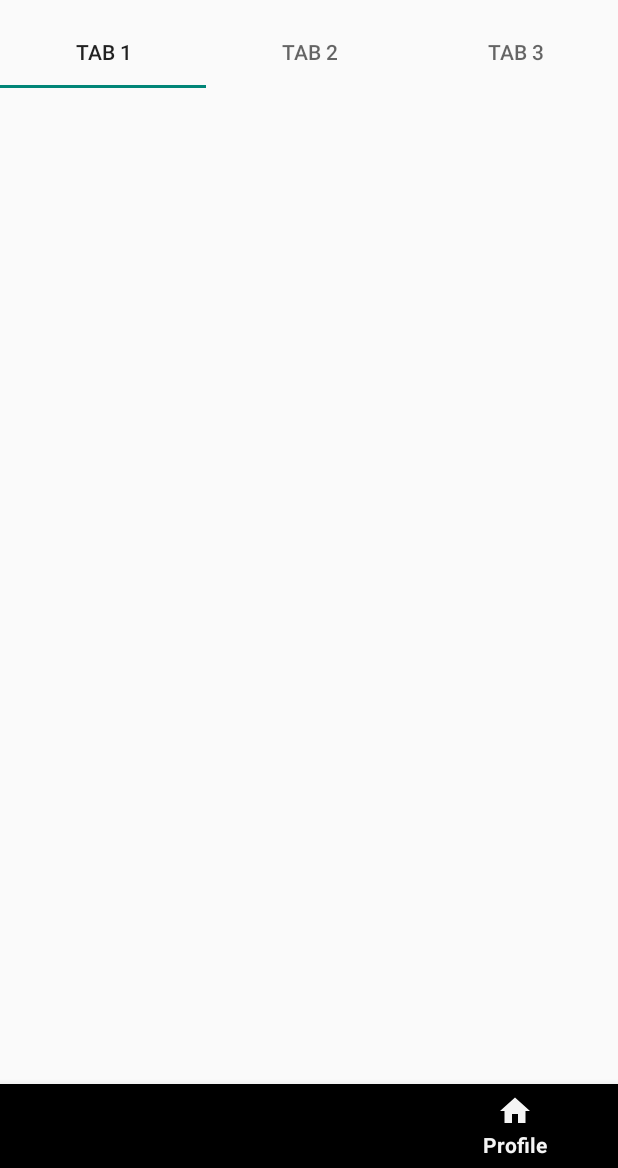
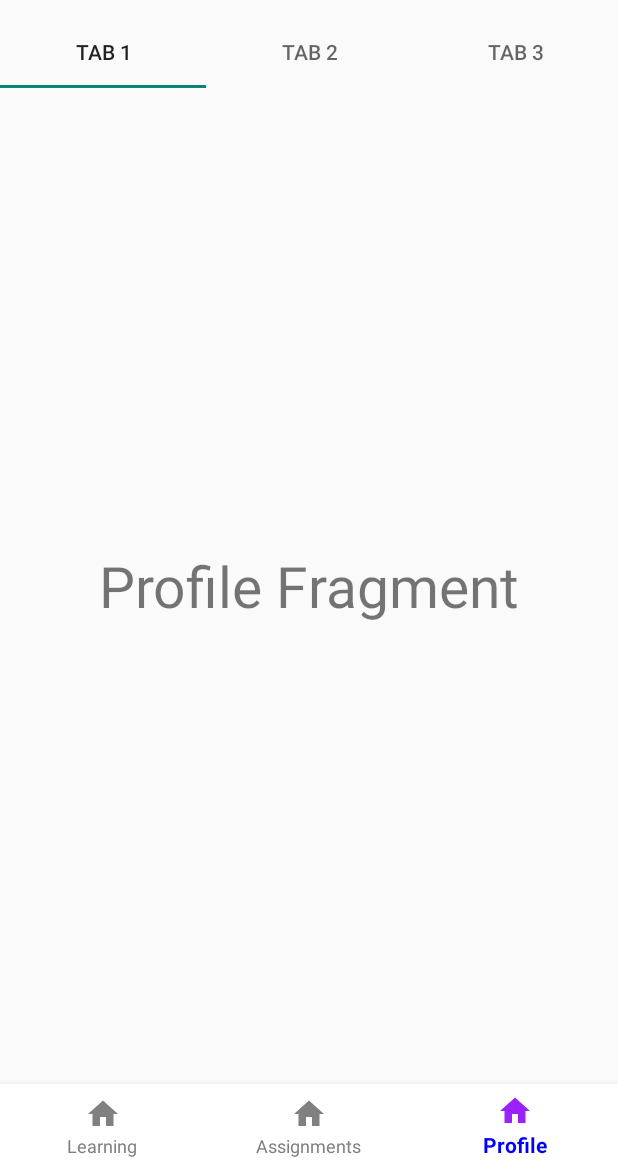
Before and after one commit to dgaurav300/MakeCareer, an Android app: the HomeFragment screen opened directly, with no data from a screen before it, item 3 of the bottom bar chosen, on a phone screen of 412 x 824 dp, the part 68-1236 px from its top. Run offline under Robolectric (Android 15) with nearby library versions, the phone set to English and light mode, and no system bars.

Commit message:
LMS System Project

```diff
--- a/app/src/main/java/com/example/lms/Fragments/HomeFragment.java
+++ b/app/src/main/java/com/example/lms/Fragments/HomeFragment.java
@@ -2,72 +2,114 @@ package com.example.lms.Fragments;
 
 import android.os.Bundle;
 
+import androidx.annotation.NonNull;
 import androidx.fragment.app.Fragment;
+import androidx.viewpager2.widget.ViewPager2;
 
 import android.view.LayoutInflater;
+import android.view.MenuItem;
 import android.view.View;
 import android.view.ViewGroup;
+import android.widget.FrameLayout;
 
+import com.example.lms.Adapters.ViewPagerAdapter;
+import com.example.lms.DashBoardActivity;
 import com.example.lms.R;
-
-/**
- * A simple {@link Fragment} subclass.
- * Use the {@link HomeFragment#newInstance} factory method to
- * create an instance of this fragment.
- */
-public class HomeFragment extends Fragment {
+import com.google.android.material.bottomnavigation.BottomNavigationView;
+import com.google.android.material.navigation.NavigationBarView;
+import com.google.android.material.tabs.TabLayout;
 
 
-    // TODO: Rename parameter arguments, choose names that match
-    // the fragment initialization parameters, e.g. ARG_ITEM_NUMBER
-    private static final String ARG_PARAM1 = "param1";
-    private static final String ARG_PARAM2 = "param2";
-
-    // TODO: Rename and change types of parameters
-    private String mParam1;
-    private String mParam2;
-
-    public HomeFragment() {
-        // Required empty public constructor
-    }
-
-    /**
-     * Use this factory method to create a new instance of
-     * this fragment using the provided parameters.
-     *
-     * @param param1 Parameter 1.
-     * @param param2 Parameter 2.
-     * @return A new instance of fragment HomeFragment.
-     */
-    // TODO: Rename and change types and number of parameters
-    public static HomeFragment newInstance(String param1, String param2) {
-        HomeFragment fragment = new HomeFragment();
-        Bundle args = new Bundle();
-        args.putString(ARG_PARAM1, param1);
-        args.putString(ARG_PARAM2, param2);
-        fragment.setArguments(args);
-        return fragment;
-    }
-
-    @Override
-    public void onCreate(Bundle savedInstanceState) {
-        super.onCreate(savedInstanceState);
-        if (getArguments() != null) {
-            mParam1 = getArguments().getString(ARG_PARAM1);
-            mParam2 = getArguments().getString(ARG_PARAM2);
-        }
-
-
-
-
-    }
+public class HomeFragment extends Fragment {
+    TabLayout tabLayout;
+    ViewPager2 viewPager2;
+    ViewPagerAdapter viewPagerAdapter;
+    BottomNavigationView bottomNavigationView;
+    FrameLayout frameLayout;
 
     @Override
     public View onCreateView(LayoutInflater inflater, ViewGroup container,
                              Bundle savedInstanceState) {
+
         // Inflate the layout for this fragment
         View view=inflater.inflate(R.layout.fragment_home, container, false);
 
+        //initialize
+        tabLayout=view.findViewById(R.id.tabLayout);
+        viewPager2=view.findViewById(R.id.viewPager);
+        viewPagerAdapter=new ViewPagerAdapter(requireActivity());
+
+        viewPager2.setAdapter(viewPagerAdapter);
+
+        bottomNavigationView=view.findViewById(R.id.bottomNav);
+        frameLayout=view.findViewById(R.id.home_fragment_frame_layout);
+
+
+        tabLayout.addOnTabSelectedListener(new TabLayout.OnTabSelectedListener() {
+            @Override
+            public void onTabSelected(TabLayout.Tab tab) {
+                viewPager2.setVisibility(View.VISIBLE);
+                frameLayout.setVisibility(View.GONE);
+                viewPager2.setCurrentItem(tab.getPosition());
+            }
+
+            @Override
+            public void onTabUnselected(TabLayout.Tab tab) {
+                viewPager2.setVisibility(View.GONE);
+                frameLayout.setVisibility(View.VISIBLE);
+            }
+
+            @Override
+            public void onTabReselected(TabLayout.Tab tab) {
+
+            }
+        });
+
+        viewPager2.registerOnPageChangeCallback(new ViewPager2.OnPageChangeCallback() {
+            @Override
+            public void onPageSelected(int position) {
+                switch (position){
+                    case 0:
+                    case 1:
+                    case 2:
+                        tabLayout.getTabAt(position).select();
+
+
+                }
+                super.onPageSelected(position);
+            }
+        });
+
+bottomNavigationView.setOnItemSelectedListener(new NavigationBarView.OnItemSelectedListener() {
+    @Override
+    public boolean onNavigationItemSelected(@NonNull MenuItem item) {
+        viewPager2.setVisibility(View.GONE);
+        frameLayout.setVisibility(View.VISIBLE);
+       switch (item.getItemId()){
+           case R.id.learningNavItem:
+               requireFragmentManager()
+                       .beginTransaction()
+                       .replace(R.id.home_fragment_frame_layout,new LearningFragment())
+                       .commit();
+               return true;
+           case R.id.assignmentNavItem:
+               requireFragmentManager()
+                       .beginTransaction()
+                       .replace(R.id.home_fragment_frame_layout,new AssignmentsFragment())
+                       .commit();
+               return true;
+           case R.id.profileNavItem:
+               requireFragmentManager()
+                       .beginTransaction()
+                       .replace(R.id.home_fragment_frame_layout,new ProfileFragment())
+                       .commit();
+               return true;
+
+       }
+
+        return true;
+    }
+});
 
 
 
--- /dev/null
+++ b/app/src/main/java/com/example/lms/Fragments/ProfileFragment.java
@@ -0,0 +1,66 @@
+package com.example.lms.Fragments;
+
+import android.os.Bundle;
+
+import androidx.fragment.app.Fragment;
+
+import android.view.LayoutInflater;
+import android.view.View;
+import android.view.ViewGroup;
+
+import com.example.lms.R;
+
+/**
+ * A simple {@link Fragment} subclass.
+ * Use the {@link ProfileFragment#newInstance} factory method to
+ * create an instance of this fragment.
+ */
+public class ProfileFragment extends Fragment {
+
+    // TODO: Rename parameter arguments, choose names that match
+    // the fragment initialization parameters, e.g. ARG_ITEM_NUMBER
+    private static final String ARG_PARAM1 = "param1";
+    private static final String ARG_PARAM2 = "param2";
+
+    // TODO: Rename and change types of parameters
+    private String mParam1;
+    private String mParam2;
+
+    public ProfileFragment() {
+        // Required empty public constructor
+    }
+
+    /**
+     * Use this factory method to create a new instance of
+     * this fragment using the provided parameters.
+     *
+     * @param param1 Parameter 1.
+     * @param param2 Parameter 2.
+     * @return A new instance of fragment ProfileFragment.
+     */
+    // TODO: Rename and change types and number of parameters
+    public static ProfileFragment newInstance(String param1, String param2) {
+        ProfileFragment fragment = new ProfileFragment();
+        Bundle args = new Bundle();
+        args.putString(ARG_PARAM1, param1);
+        args.putString(ARG_PARAM2, param2);
+        fragment.setArguments(args);
+        return fragment;
+    }
+
+    @Override
+    public void onCreate(Bundle savedInstanceState) {
+        super.onCreate(savedInstanceState);
+        if (getArguments() != null) {
+            mParam1 = getArguments().getString(ARG_PARAM1);
+            mParam2 = getArguments().getString(ARG_PARAM2);
+        }
+    }
+
+    @Override
+    public View onCreateView(LayoutInflater inflater, ViewGroup container,
+                             Bundle savedInstanceState) {
+        // Inflate the layout for this fragment
+        return inflater.inflate(R.layout.fragment_profile, container, false);
+    }
+}
--- /dev/null
+++ b/app/src/main/res/color/selector_bottom_nav_icon_color.xml
@@ -0,0 +1,5 @@
+<?xml version="1.0" encoding="utf-8"?>
+<selector xmlns:android="http://schemas.android.com/apk/res/android">
+    <item android:color="@color/selected_icon_color" android:state_checked="true" />
+    <item android:color="@color/unselected_icon_color" />
+</selector>
--- /dev/null
+++ b/app/src/main/res/color/selector_bottom_nav_text_color.xml
@@ -0,0 +1,5 @@
+<?xml version="1.0" encoding="utf-8"?>
+<selector xmlns:android="http://schemas.android.com/apk/res/android">
+    <item android:color="@color/selected_text_color" android:state_checked="true" />
+    <item android:color="@color/unselected_text_color" />
+</selector>
--- a/app/src/main/res/layout/fragment_home.xml
+++ b/app/src/main/res/layout/fragment_home.xml
@@ -30,7 +30,7 @@
 
 
     <androidx.viewpager2.widget.ViewPager2
-
+android:id="@+id/viewPager"
         android:layout_width="match_parent"
         android:layout_height="0dp"
         android:layout_weight="1"/>
@@ -47,7 +47,9 @@
         android:id="@+id/bottomNav"
         android:layout_width="match_parent"
         app:menu="@menu/bottom_nav_menu"
-        android:theme="@style/CardView.Light"
+        app:itemBackground="@color/white"
+        app:itemIconTint="@color/selector_bottom_nav_icon_color"
+        app:itemTextColor="@color/selector_bottom_nav_text_color"
         android:layout_height="wrap_content"/>
 
 </LinearLayout>
--- /dev/null
+++ b/app/src/main/res/layout/fragment_profile.xml
@@ -0,0 +1,20 @@
+<?xml version="1.0" encoding="utf-8"?>
+<FrameLayout xmlns:android="http://schemas.android.com/apk/res/android"
+    xmlns:tools="http://schemas.android.com/tools"
+    android:layout_width="match_parent"
+    android:layout_height="match_parent"
+    tools:context=".Fragments.ProfileFragment">
+<RelativeLayout
+    android:layout_width="match_parent"
+    android:layout_height="match_parent"
+    android:gravity="center">
+
+    <TextView
+        android:layout_width="wrap_content"
+        android:layout_height="wrap_content"
+        android:text="Profile Fragment"
+        android:textSize="38dp"
+        />
+</RelativeLayout>
+
+</FrameLayout>
--- a/app/src/main/res/menu/bottom_nav_menu.xml
+++ b/app/src/main/res/menu/bottom_nav_menu.xml
@@ -1,6 +1,7 @@
 <?xml version="1.0" encoding="utf-8"?>
 <menu xmlns:android="http://schemas.android.com/apk/res/android">
 <item android:title="Learning"
+    android:id="@+id/learningNavItem"
     android:color="#FFFFFF"
     android:tint="#FFFFFF"
     android:backgroundTint="#FFFFFF"
@@ -8,12 +9,14 @@
 
 
     <item android:title="Assignments"
+        android:id="@+id/assignmentNavItem"
         android:color="#FFFFFF"
         android:tint="#FFFFFF"
         android:backgroundTint="#FFFFFF"
         android:icon="@drawable/home"/>
 
     <item android:title="Profile"
+        android:id="@+id/profileNavItem"
         android:color="#FFFFFF"
         android:tint="#FFFFFF"
         android:backgroundTint="#FFFFFF"
--- a/app/src/main/res/values/colors.xml
+++ b/app/src/main/res/values/colors.xml
@@ -7,4 +7,9 @@
     <color name="teal_700">#FF018786</color>
     <color name="black">#FF000000</color>
     <color name="white">#FFFFFFFF</color>
+    <color name="selected_icon_color">#92f</color> <!-- Red -->
+    <color name="unselected_icon_color">#808080</color> <!-- Gray -->
+    <color name="selected_text_color">#0000FF</color> <!-- Blue -->
+    <color name="unselected_text_color">#808080</color> <!-- Gray -->
+
 </resources>
```
Also changed, not shown: app/src/main/java/com/example/lms/Fragments/AssignmentsFragment.java (added, +66 -0 lines), app/src/main/java/com/example/lms/Fragments/LearningFragment.java (added, +66 -0 lines), app/src/main/res/layout/fragment_assignments.xml (added, +20 -0 lines), app/src/main/res/layout/fragment_learning.xml (added, +21 -0 lines).
